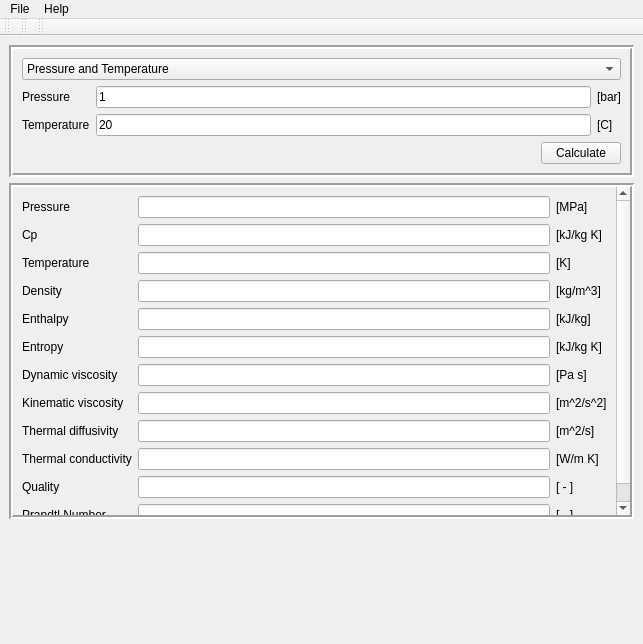
Qt form H2Oprops/H2Oprops.ui (nicolasedh/H2Oprops) before a commit.
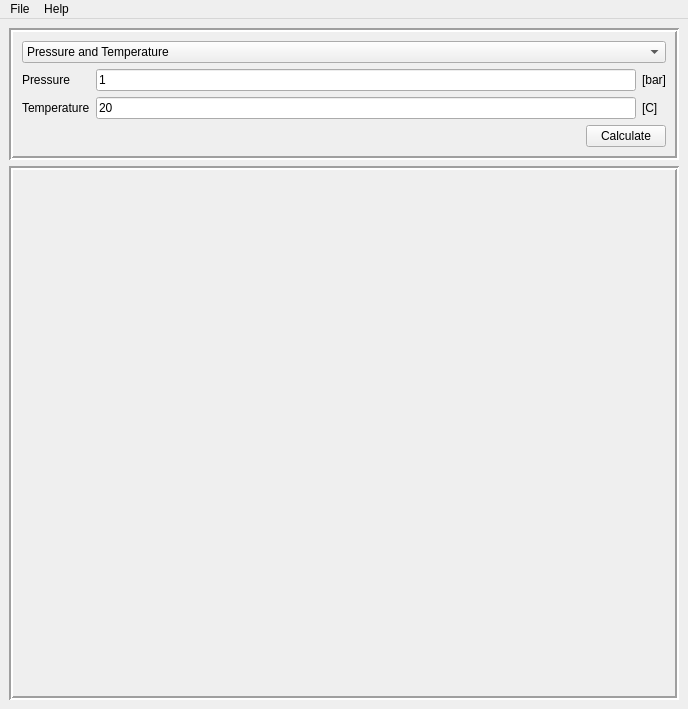
The same form after that commit.

```diff
--- a/H2Oprops/H2Oprops.ui
+++ b/H2Oprops/H2Oprops.ui
@@ -6,8 +6,8 @@
    <rect>
     <x>0</x>
     <y>0</y>
-    <width>643</width>
-    <height>644</height>
+    <width>688</width>
+    <height>709</height>
    </rect>
   </property>
   <property name="windowTitle">
@@ -171,355 +171,13 @@
         <rect>
          <x>0</x>
          <y>0</y>
-         <width>605</width>
-         <height>408</height>
+         <width>666</width>
+         <height>504</height>
         </rect>
        </property>
-       <layout class="QGridLayout" name="gridLayout_2">
-        <item row="0" column="0">
-         <widget class="QLabel" name="label_pressure">
-          <property name="text">
-           <string>Pressure</string>
-          </property>
-         </widget>
-        </item>
-        <item row="0" column="1">
-         <widget class="QLineEdit" name="pressure">
-          <property name="text">
-           <string/>
-          </property>
-          <property name="readOnly">
-           <bool>true</bool>
-          </property>
-         </widget>
-        </item>
-        <item row="0" column="2">
-         <widget class="QLabel" name="label_pressure_unit">
-          <property name="text">
-           <string>[MPa]</string>
-          </property>
-         </widget>
-        </item>
-        <item row="1" column="0">
-         <widget class="QLabel" name="label_cp">
-          <property name="text">
-           <string>Cp</string>
-          </property>
-         </widget>
-        </item>
-        <item row="1" column="1">
-         <widget class="QLineEdit" name="cp">
-          <property name="text">
-           <string/>
-          </property>
-          <property name="readOnly">
-           <bool>true</bool>
-          </property>
-         </widget>
-        </item>
-        <item row="1" column="2">
-         <widget class="QLabel" name="label_cp_unit">
-          <property name="text">
-           <string>[kJ/kg K]</string>
-          </property>
-         </widget>
-        </item>
-        <item row="2" column="0">
-         <widget class="QLabel" name="label_temperature">
-          <property name="text">
-           <string>Temperature</string>
-          </property>
-         </widget>
-        </item>
-        <item row="2" column="1">
-         <widget class="QLineEdit" name="temperature">
-          <property name="text">
-           <string/>
-          </property>
-          <property name="readOnly">
-           <bool>true</bool>
-          </property>
-         </widget>
-        </item>
-        <item row="2" column="2">
-         <widget class="QLabel" name="label_temperature_unit">
-          <property name="text">
-           <string>[K]</string>
-          </property>
-         </widget>
-        </item>
-        <item row="3" column="0">
-         <widget class="QLabel" name="label_density">
-          <property name="text">
-           <string>Density</string>
-          </property>
-         </widget>
-        </item>
-        <item row="3" column="1">
-         <widget class="QLineEdit" name="density">
-          <property name="text">
-           <string/>
-          </property>
-          <property name="readOnly">
-           <bool>true</bool>
-          </property>
-         </widget>
-        </item>
-        <item row="3" column="2">
-         <widget class="QLabel" name="label_density_unit">
-          <property name="text">
-           <string>[kg/m^3]</string>
-          </property>
-         </widget>
-        </item>
-        <item row="4" column="0">
-         <widget class="QLabel" name="label_enthalpy">
-          <property name="text">
-           <string>Enthalpy</string>
-          </property>
-         </widget>
-        </item>
-        <item row="4" column="1">
-         <widget class="QLineEdit" name="enthalpy">
-          <property name="text">
-           <string/>
-          </property>
-          <property name="readOnly">
-           <bool>true</bool>
-          </property>
-         </widget>
-        </item>
-        <item row="4" column="2">
-         <widget class="QLabel" name="label_enthalpy_unit">
-          <property name="text">
-           <string>[kJ/kg]</string>
-          </property>
-         </widget>
-        </item>
-        <item row="5" column="0">
-         <widget class="QLabel" name="label_entropy">
-          <property name="text">
-           <string>Entropy</string>
-          </property>
-         </widget>
-        </item>
-        <item row="5" column="1">
-         <widget class="QLineEdit" name="entropy">
-          <property name="text">
-           <string/>
-          </property>
-          <property name="readOnly">
-           <bool>true</bool>
-          </property>
-         </widget>
-        </item>
-        <item row="5" column="2">
-         <widget class="QLabel" name="label_entropy_unit">
-          <property name="text">
-           <string>[kJ/kg K]</string>
-          </property>
-         </widget>
-        </item>
-        <item row="6" column="0">
-         <widget class="QLabel" name="label_dynamic_viscosity">
-          <property name="text">
-           <string>Dynamic viscosity</string>
-          </property>
-         </widget>
-        </item>
-        <item row="6" column="1">
-         <widget class="QLineEdit" name="dynamic_viscosity">
-          <property name="text">
-           <string/>
-          </property>
-          <property name="readOnly">
-           <bool>true</bool>
-          </property>
-         </widget>
-        </item>
-        <item row="6" column="2">
-         <widget class="QLabel" name="label_dynamic_viscosity_unit">
-          <property name="text">
-           <string>[Pa s]</string>
-          </property>
-         </widget>
-        </item>
-        <item row="7" column="0">
-         <widget class="QLabel" name="label_kinematic_viscosity">
-          <property name="text">
-           <string>Kinematic viscosity</string>
-          </property>
-         </widget>
-        </item>
-        <item row="7" column="1">
-         <widget class="QLineEdit" name="kinematic_viscosity">
-          <property name="text">
-           <string/>
-          </property>
-          <property name="readOnly">
-           <bool>true</bool>
-          </property>
-         </widget>
-        </item>
-        <item row="7" column="2">
-         <widget class="QLabel" name="label_kinematic_viscosity_unit">
-          <property name="text">
-           <string>[m^2/s^2]</string>
-          </property>
-         </widget>
-        </item>
-        <item row="8" column="0">
-         <widget class="QLabel" name="label_thermal_diffusivity">
-          <property name="text">
-           <string>Thermal diffusivity</string>
-          </property>
-         </widget>
-        </item>
-        <item row="8" column="1">
-         <widget class="QLineEdit" name="thermal_diffusivity">
-          <property name="text">
-           <string/>
-          </property>
-          <property name="readOnly">
-           <bool>true</bool>
-          </property>
-         </widget>
-        </item>
-        <item row="8" column="2">
-         <widget class="QLabel" name="label_thermal_diffusivity_unit">
-          <property name="text">
-           <string>[m^2/s]</string>
-          </property>
-         </widget>
-        </item>
-        <item row="9" column="0">
-         <widget class="QLabel" name="label_thermal_conductivity">
-          <property name="text">
-           <string>Thermal conductivity</string>
-          </property>
-         </widget>
-        </item>
-        <item row="9" column="1">
-         <widget class="QLineEdit" name="thermal_conductivity">
-          <property name="text">
-           <string/>
-          </property>
-          <property name="readOnly">
-           <bool>true</bool>
-          </property>
-         </widget>
-        </item>
-        <item row="9" column="2">
-         <widget class="QLabel" name="label_thermal_conductivity_unit">
-          <property name="text">
-           <string>[W/m K]</string>
-          </property>
-         </widget>
-        </item>
-        <item row="10" column="1">
-         <widget class="QLineEdit" name="quality">
-          <property name="text">
-           <string/>
-          </property>
-          <property name="readOnly">
-           <bool>true</bool>
-          </property>
-         </widget>
-        </item>
-        <item row="10" column="2">
-         <widget class="QLabel" name="label_quality_unit">
-          <property name="text">
-           <string>[ - ]</string>
-          </property>
-         </widget>
-        </item>
-        <item row="11" column="0">
-         <widget class="QLabel" name="label_prandtl">
-          <property name="text">
-           <string>Prandtl Number</string>
-          </property>
-         </widget>
-        </item>
-        <item row="11" column="1">
-         <widget class="QLineEdit" name="prandtl">
-          <property name="text">
-           <string/>
-          </property>
-          <property name="readOnly">
-           <bool>true</bool>
-          </property>
-         </widget>
-        </item>
-        <item row="11" column="2">
-         <widget class="QLabel" name="label_prandtl_unit">
-          <property name="text">
-           <string>[ - ]</string>
-          </property>
-         </widget>
-        </item>
-        <item row="10" column="0">
-         <widget class="QLabel" name="label_quality">
-          <property name="text">
-           <string>Quality</string>
-          </property>
-         </widget>
-        </item>
-       </layout>
-       <zorder>cp</zorder>
-       <zorder>label_density_unit</zorder>
-       <zorder>label_density</zorder>
-       <zorder>density</zorder>
-       <zorder>label_cp</zorder>
-       <zorder>label_cp_unit</zorder>
-       <zorder>label_enthalpy_unit</zorder>
-       <zorder>label_enthalpy</zorder>
-       <zorder>enthalpy</zorder>
-       <zorder>label_entropy_unit</zorder>
-       <zorder>label_entropy</zorder>
-       <zorder>entropy</zorder>
-       <zorder>label_thermal_diffusivity_unit</zorder>
-       <zorder>label_thermal_diffusivity</zorder>
-       <zorder>thermal_diffusivity</zorder>
-       <zorder>label_prandtl_unit</zorder>
-       <zorder>label_prandtl</zorder>
-       <zorder>prandtl</zorder>
-       <zorder>label_thermal_conductivity_unit</zorder>
-       <zorder>label_thermal_conductivity</zorder>
-       <zorder>thermal_conductivity</zorder>
-       <zorder>label_quality_unit</zorder>
-       <zorder>label_quality</zorder>
-       <zorder>quality</zorder>
-       <zorder>label_dynamic_viscosity</zorder>
-       <zorder>dynamic_viscosity</zorder>
-       <zorder>label_dynamic_viscosity_unit</zorder>
-       <zorder>label_kinematic_viscosity</zorder>
-       <zorder>kinematic_viscosity</zorder>
-       <zorder>label_kinematic_viscosity_unit</zorder>
-       <zorder>label_pressure</zorder>
-       <zorder>pressure</zorder>
-       <zorder>label_pressure_unit</zorder>
-       <zorder>label_temperature</zorder>
-       <zorder>temperature</zorder>
-       <zorder>label_temperature_unit</zorder>
       </widget>
      </widget>
     </item>
-    <item>
-     <spacer name="verticalSpacer">
-      <property name="orientation">
-       <enum>Qt::Vertical</enum>
-      </property>
-      <property name="sizeType">
-       <enum>QSizePolicy::Expanding</enum>
-      </property>
-      <property name="sizeHint" stdset="0">
-       <size>
-        <width>618</width>
-        <height>1</height>
-       </size>
-      </property>
-     </spacer>
-    </item>
    </layout>
   </widget>
   <widget class="QMenuBar" name="menubar">
@@ -527,7 +185,7 @@
     <rect>
      <x>0</x>
      <y>0</y>
-     <width>643</width>
+     <width>688</width>
      <height>25</height>
     </rect>
    </property>
@@ -556,39 +214,6 @@
    <addaction name="menuFile"/>
    <addaction name="menuHelp"/>
   </widget>
-  <widget class="QToolBar" name="toolBar">
-   <property name="windowTitle">
-    <string>toolBar</string>
-   </property>
-   <attribute name="toolBarArea">
-    <enum>TopToolBarArea</enum>
-   </attribute>
-   <attribute name="toolBarBreak">
-    <bool>false</bool>
-   </attribute>
-  </widget>
-  <widget class="QToolBar" name="toolBar_2">
-   <property name="windowTitle">
-    <string>toolBar_2</string>
-   </property>
-   <attribute name="toolBarArea">
-    <enum>TopToolBarArea</enum>
-   </attribute>
-   <attribute name="toolBarBreak">
-    <bool>false</bool>
-   </attribute>
-  </widget>
-  <widget class="QToolBar" name="toolBar_3">
-   <property name="windowTitle">
-    <string>toolBar_3</string>
-   </property>
-   <attribute name="toolBarArea">
-    <enum>TopToolBarArea</enum>
-   </attribute>
-   <attribute name="toolBarBreak">
-    <bool>false</bool>
-   </attribute>
-  </widget>
   <action name="actionExit">
    <property name="text">
     <string>Exit</string>
```
Left out of the diff: 14 changed lines with no effect on the pictures.
